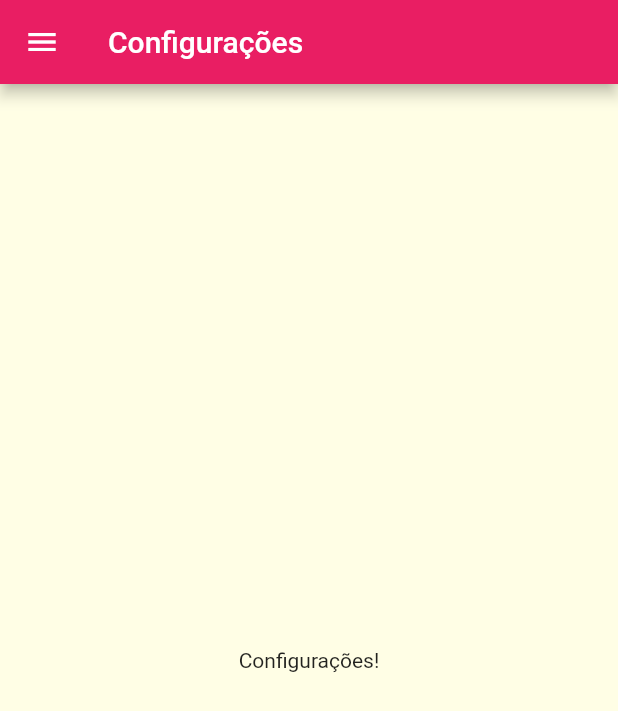
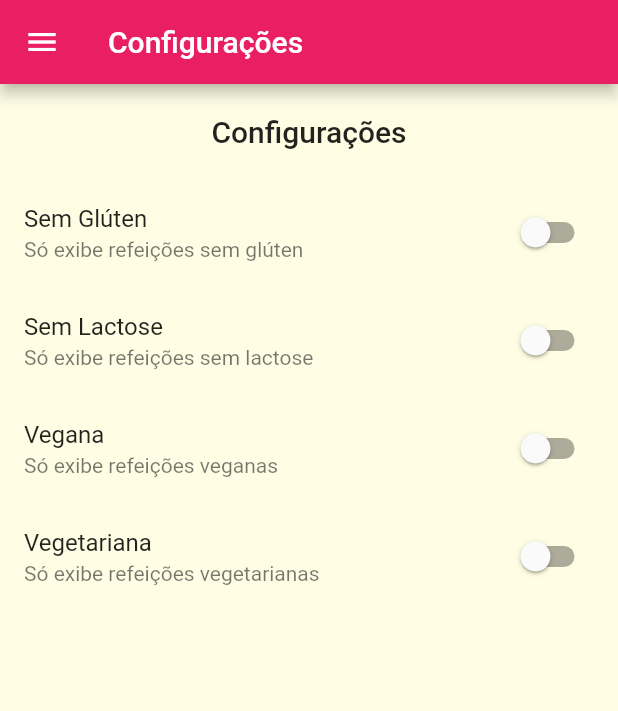
Before and after one commit to victorb132/meals, a Flutter app: the SettingsScreen screen opened by its route, on a phone screen of 412 x 824 dp. Shown: the top 711 px of the screen. Run offline on Flutter 3.47's test engine with Material 2 defaults, Android fonts, the phone set to English and light mode, and no system bars; Roboto replaces fonts that are missing (RobotoCondensed).

Commit message:
feat/settings-page

```diff
--- /dev/null
+++ b/lib/models/settings.dart
@@ -0,0 +1,13 @@
+class Settings {
+  bool isGlutenFree;
+  bool isLactoseFree;
+  bool isVegan;
+  bool isVegetarian;
+
+  Settings({
+    this.isGlutenFree = false,
+    this.isLactoseFree = false,
+    this.isVegan = false,
+    this.isVegetarian = false,
+  });
+}
--- a/lib/screens/settings_screen.dart
+++ b/lib/screens/settings_screen.dart
@@ -1,8 +1,30 @@
 import 'package:flutter/material.dart';
 import 'package:meals/components/main_drawer.dart';
+import 'package:meals/models/settings.dart';
 
-class SettingsScreen extends StatelessWidget {
+class SettingsScreen extends StatefulWidget {
   const SettingsScreen({super.key});
+
+  @override
+  State<SettingsScreen> createState() => _SettingsScreenState();
+}
+
+class _SettingsScreenState extends State<SettingsScreen> {
+  var settings = Settings();
+
+  Widget _createSwitch(
+    String title,
+    String subtitle,
+    bool value,
+    Function onChanged,
+  ) {
+    return SwitchListTile.adaptive(
+      title: Text(title),
+      subtitle: Text(subtitle),
+      value: value,
+      onChanged: onChanged as void Function(bool)?,
+    );
+  }
 
   @override
   Widget build(BuildContext context) {
@@ -11,8 +33,46 @@ class SettingsScreen extends StatelessWidget {
         title: const Text('Configurações'),
       ),
       drawer: const MainDrawer(),
-      body: const Center(
-        child: Text('Configurações!'),
+      body: Column(
+        children: [
+          Container(
+            padding: const EdgeInsets.all(20),
+            child: Text(
+              'Configurações',
+              style: Theme.of(context).textTheme.titleLarge,
+            ),
+          ),
+          Expanded(
+            child: ListView(
+              children: [
+                _createSwitch(
+                  'Sem Glúten',
+                  'Só exibe refeições sem glúten',
+                  settings.isGlutenFree,
+                  (value) => setState(() => settings.isGlutenFree = value),
+                ),
+                _createSwitch(
+                  'Sem Lactose',
+                  'Só exibe refeições sem lactose',
+                  settings.isLactoseFree,
+                  (value) => setState(() => settings.isLactoseFree = value),
+                ),
+                _createSwitch(
+                  'Vegana',
+                  'Só exibe refeições veganas',
+                  settings.isVegan,
+                  (value) => setState(() => settings.isVegan = value),
+                ),
+                _createSwitch(
+                  'Vegetariana',
+                  'Só exibe refeições vegetarianas',
+                  settings.isVegetarian,
+                  (value) => setState(() => settings.isVegetarian = value),
+                ),
+              ],
+            ),
+          ),
+        ],
       ),
     );
   }
```
